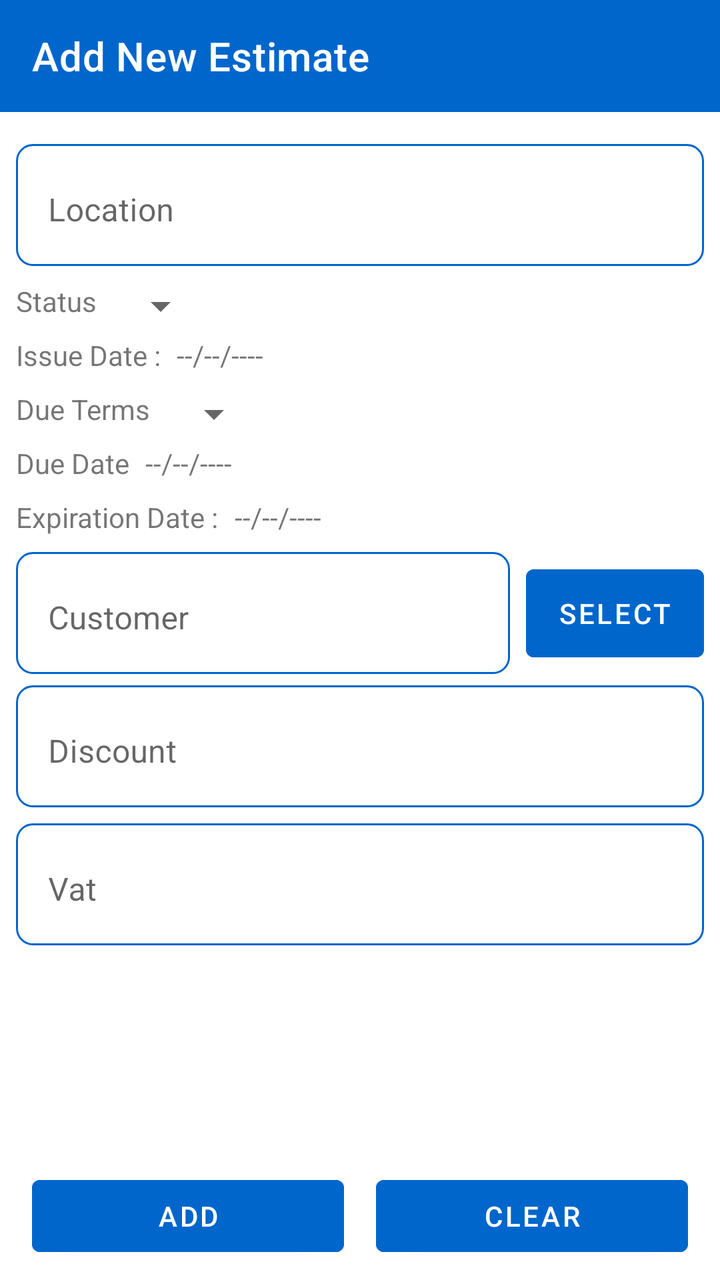
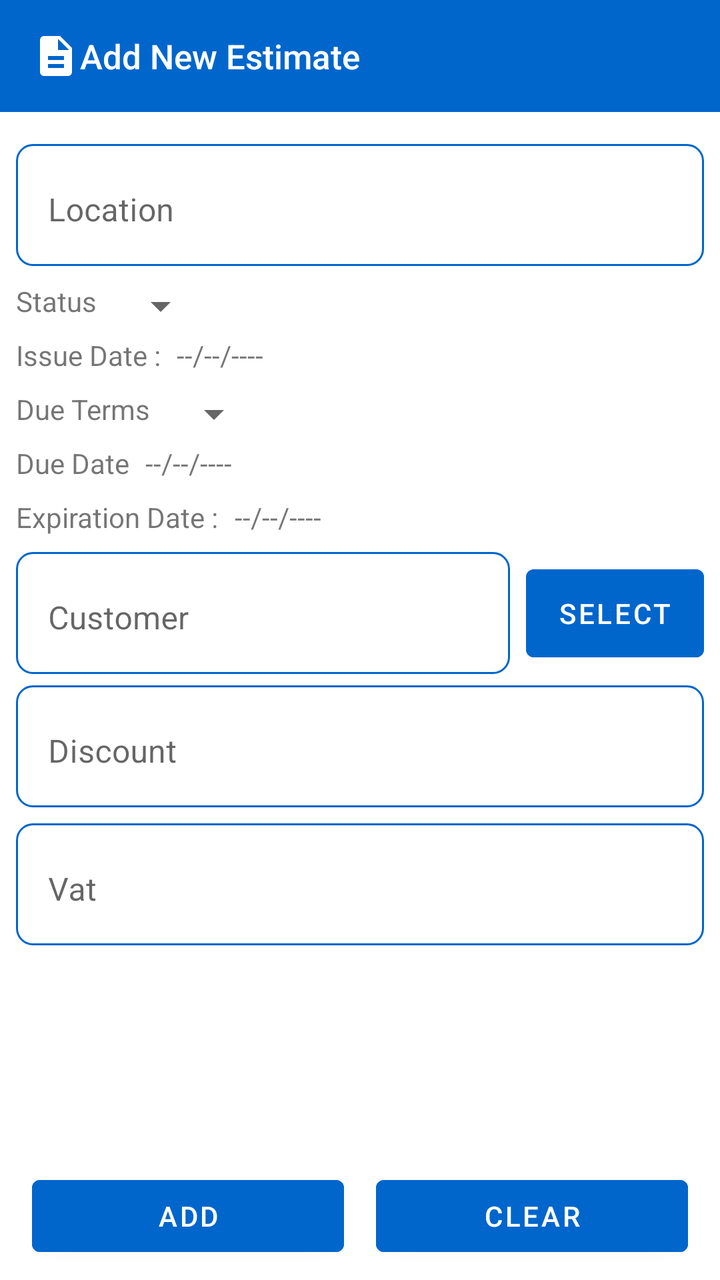

Two renders of the same Android screen: before a commit and after it. Below are the layout's source before the change and the commit's diff.
<!-- AndroidManifest.xml: application theme Theme.MetalConstructionsEstimates -->
<!-- res/layout/activity_add_estimate.xml -->
<?xml version="1.0" encoding="utf-8"?>
<androidx.constraintlayout.widget.ConstraintLayout
    xmlns:android="http://schemas.android.com/apk/res/android"
    xmlns:app="http://schemas.android.com/apk/res-auto"
    android:layout_width="match_parent"
    android:layout_height="match_parent">

    
    <androidx.appcompat.widget.Toolbar
        android:id="@+id/toolbar"
        android:layout_width="0dp"
        android:layout_height="?attr/actionBarSize"
        android:background="#0066cc"
        app:title="@string/addEstimate"
        app:titleTextColor="@android:color/white"
        app:layout_constraintTop_toTopOf="parent"
        app:layout_constraintStart_toStartOf="parent"
        app:layout_constraintEnd_toEndOf="parent"/>

    
    <androidx.core.widget.NestedScrollView
        android:id="@+id/scrollView"
        android:layout_width="0dp"
        android:layout_height="0dp"
        android:fillViewport="true"
        android:scrollbars="vertical"
        app:layout_constraintTop_toBottomOf="@id/toolbar"
        app:layout_constraintBottom_toTopOf="@id/buttonContainer"
        app:layout_constraintStart_toStartOf="parent"
        app:layout_constraintEnd_toEndOf="parent">

        <androidx.constraintlayout.widget.ConstraintLayout
            android:layout_width="match_parent"
            android:layout_height="wrap_content"
            android:paddingTop="16dp"
            android:paddingBottom="16dp">

            
            <com.google.android.material.textfield.TextInputLayout
                android:id="@+id/locationLayout"
                android:layout_width="0dp"
                android:layout_height="wrap_content"
                android:hint="@string/location"
                android:background="@drawable/shape"
                android:layout_marginStart="8dp"
                android:layout_marginEnd="8dp"
                style="@style/Widget.MaterialComponents.TextInputLayout.OutlinedBox"
                app:layout_constraintTop_toTopOf="parent"
                app:layout_constraintStart_toStartOf="parent"
                app:layout_constraintEnd_toEndOf="parent">

                <com.google.android.material.textfield.TextInputEditText
                    android:id="@+id/locationEditText_add_estimate"
                    android:layout_width="match_parent"
                    android:layout_height="wrap_content"
                    android:inputType="text"
                    android:textColor="#1A1A1A"
                    android:textColorHint="#666666"
                    android:background="@android:color/transparent"/>
            </com.google.android.material.textfield.TextInputLayout>

            <TextView
                android:id="@+id/estimate_status_label"
                android:layout_width="wrap_content"
                android:layout_height="wrap_content"
                android:text="@string/status"
                android:layout_marginTop="8dp"
                android:layout_marginStart="8dp"
                app:layout_constraintTop_toBottomOf="@+id/locationLayout"
                app:layout_constraintStart_toStartOf="parent"/>

            <Spinner
                android:id="@+id/estimateStatusSpinner"
                android:layout_width="wrap_content"
                android:layout_height="wrap_content"
                android:layout_marginStart="8dp"
                app:layout_constraintTop_toTopOf="@+id/estimate_status_label"
                app:layout_constraintStart_toEndOf="@+id/estimate_status_label" />

            
            <TextView
                android:id="@+id/issueDateLabel"
                android:layout_width="wrap_content"
                android:layout_height="wrap_content"
                android:text="@string/issueDateLabel"
                android:layout_marginTop="8dp"
                android:layout_marginStart="8dp"
                app:layout_constraintTop_toBottomOf="@+id/estimate_status_label"
                app:layout_constraintStart_toStartOf="parent"/>

            <TextView
                android:id="@+id/issueDateValue"
                android:layout_width="wrap_content"
                android:layout_height="wrap_content"
                android:text="@string/issueDate"
                android:layout_marginStart="8dp"
                app:layout_constraintTop_toTopOf="@id/issueDateLabel"
                app:layout_constraintStart_toEndOf="@id/issueDateLabel"/>

            
            <TextView
                android:id="@+id/dueTermsLabel"
                android:layout_width="wrap_content"
                android:layout_height="wrap_content"
                android:text="@string/dueTerms"
                android:layout_marginTop="8dp"
                android:layout_marginStart="8dp"
                app:layout_constraintTop_toBottomOf="@id/issueDateLabel"
                app:layout_constraintStart_toStartOf="parent"/>

            <Spinner
                android:id="@+id/dueTermsSpinner"
                android:layout_width="wrap_content"
                android:layout_height="wrap_content"
                android:layout_marginStart="8dp"
                app:layout_constraintTop_toTopOf="@id/dueTermsLabel"
                app:layout_constraintStart_toEndOf="@id/dueTermsLabel" />

            
            <TextView
                android:id="@+id/dueDateLabel"
                android:layout_width="wrap_content"
                android:layout_height="wrap_content"
                android:text="@string/dueDateLabel"
                android:layout_marginTop="8dp"
                android:layout_marginStart="8dp"
                app:layout_constraintTop_toBottomOf="@id/dueTermsLabel"
                app:layout_constraintStart_toStartOf="parent"/>

            <TextView
                android:id="@+id/dueDateValue"
                android:layout_width="wrap_content"
                android:layout_height="wrap_content"
                android:text="@string/dueDate"
                android:layout_marginStart="8dp"
                app:layout_constraintTop_toTopOf="@id/dueDateLabel"
                app:layout_constraintStart_toEndOf="@id/dueDateLabel"/>


            
            <TextView
                android:id="@+id/expirationDateLabel"
                android:layout_width="wrap_content"
                android:layout_height="wrap_content"
                android:text="@string/expirationDateLabel"
                android:layout_marginTop="8dp"
                android:layout_marginStart="8dp"
                app:layout_constraintTop_toBottomOf="@+id/dueDateLabel"
                app:layout_constraintStart_toStartOf="parent"/>

            <TextView
                android:id="@+id/expirationDateValue"
                android:layout_width="wrap_content"
                android:layout_height="wrap_content"
                android:text="@string/expirationDate"
                android:layout_marginStart="8dp"
                app:layout_constraintTop_toTopOf="@id/expirationDateLabel"
                app:layout_constraintStart_toEndOf="@id/expirationDateLabel"/>

            <com.google.android.material.textfield.TextInputLayout
                android:id="@+id/customerLayout"
                android:layout_width="0dp"
                android:layout_height="wrap_content"
                android:hint="@string/customer"
                android:background="@drawable/shape"
                android:layout_marginTop="8dp"
                android:layout_marginStart="8dp"
                android:layout_marginEnd="8dp"
                style="@style/Widget.MaterialComponents.TextInputLayout.OutlinedBox"
                app:layout_constraintTop_toBottomOf="@+id/expirationDateLabel"
                app:layout_constraintStart_toStartOf="parent"
                app:layout_constraintEnd_toStartOf="@id/selectCustomerButton_add_estimate">

                <com.google.android.material.textfield.TextInputEditText
                    android:id="@+id/customerEditText_add_estimate"
                    android:layout_width="match_parent"
                    android:layout_height="wrap_content"
                    android:inputType="text"
                    android:textColor="#333333"
                    android:textColorHint="#4A4A4A"
                    android:background="@android:color/transparent"/>
            </com.google.android.material.textfield.TextInputLayout>

            <Button
                android:id="@+id/selectCustomerButton_add_estimate"
                android:layout_width="wrap_content"
                android:layout_height="56dp"
                android:layout_marginStart="8dp"
                android:layout_marginEnd="8dp"
                android:backgroundTint="#0066cc"
                android:text="@string/selectCustomer"
                android:textColor="@android:color/white"
                app:layout_constraintTop_toTopOf="@id/customerLayout"
                app:layout_constraintBottom_toBottomOf="@id/customerLayout"
                app:layout_constraintEnd_toEndOf="parent"/>


            
            <com.google.android.material.textfield.TextInputLayout
                android:id="@+id/discountLayout"
                android:layout_width="0dp"
                android:layout_height="wrap_content"
                android:hint="@string/discount"
                android:background="@drawable/shape"
                android:layout_marginTop="8dp"
                android:layout_marginStart="8dp"
                android:layout_marginEnd="8dp"
                style="@style/Widget.MaterialComponents.TextInputLayout.OutlinedBox"
                app:layout_constraintTop_toBottomOf="@id/selectCustomerButton_add_estimate"
                app:layout_constraintStart_toStartOf="parent"
                app:layout_constraintEnd_toEndOf="parent">

                <com.google.android.material.textfield.TextInputEditText
                    android:id="@+id/discountEditText_add_estimate"
                    android:layout_width="match_parent"
                    android:layout_height="wrap_content"
                    android:inputType="numberDecimal"
                    android:textColor="#333333"
                    android:textColorHint="#4A4A4A"
                    android:background="@android:color/transparent"/>
            </com.google.android.material.textfield.TextInputLayout>

            
            <com.google.android.material.textfield.TextInputLayout
                android:id="@+id/vatLayout"
                android:layout_width="0dp"
                android:layout_height="wrap_content"
                android:hint="@string/vat"
                android:background="@drawable/shape"
                android:layout_marginTop="8dp"
                android:layout_marginStart="8dp"
                android:layout_marginEnd="8dp"
                style="@style/Widget.MaterialComponents.TextInputLayout.OutlinedBox"
                app:layout_constraintTop_toBottomOf="@id/discountLayout"
                app:layout_constraintStart_toStartOf="parent"
                app:layout_constraintEnd_toEndOf="parent">

                <com.google.android.material.textfield.TextInputEditText
                    android:id="@+id/vatEditText_add_estimate"
                    android:layout_width="match_parent"
                    android:layout_height="wrap_content"
                    android:inputType="numberDecimal"
                    android:textColor="#333333"
                    android:textColorHint="#4A4A4A"
                    android:background="@android:color/transparent"/>
            </com.google.android.material.textfield.TextInputLayout>

        </androidx.constraintlayout.widget.ConstraintLayout>
    </androidx.core.widget.NestedScrollView>

    
    <androidx.constraintlayout.widget.ConstraintLayout
        android:id="@+id/buttonContainer"
        android:layout_width="0dp"
        android:layout_height="wrap_content"
        android:padding="8dp"
        app:layout_constraintBottom_toBottomOf="parent"
        app:layout_constraintStart_toStartOf="parent"
        app:layout_constraintEnd_toEndOf="parent">

        <Button
            android:id="@+id/addButton_add_estimate"
            android:layout_width="0dp"
            android:layout_height="wrap_content"
            android:layout_marginStart="8dp"
            android:layout_marginEnd="8dp"
            android:backgroundTint="#0066cc"
            android:text="@string/add"
            android:textColor="@android:color/white"
            app:layout_constraintBottom_toBottomOf="parent"
            app:layout_constraintEnd_toStartOf="@id/clearButton_add_estimate"
            app:layout_constraintStart_toStartOf="parent" />

        <Button
            android:id="@+id/clearButton_add_estimate"
            android:layout_width="0dp"
            android:layout_height="wrap_content"
            android:layout_marginStart="8dp"
            android:layout_marginEnd="8dp"
            android:backgroundTint="#0066cc"
            android:text="@string/clear"
            android:textColor="@android:color/white"
            app:layout_constraintBottom_toBottomOf="parent"
            app:layout_constraintEnd_toEndOf="parent"
            app:layout_constraintStart_toEndOf="@id/addButton_add_estimate" />

    </androidx.constraintlayout.widget.ConstraintLayout>

</androidx.constraintlayout.widget.ConstraintLayout>
<!-- resources referenced by this layout -->
<resources>
  <!-- drawable shape (drawable) -->
  <shape xmlns:android="http://schemas.android.com/apk/res/android"
      android:shape="rectangle">
      <solid android:color="#FFFFFF" />
      
      <stroke
          android:width="1.1dp"
          android:color="#0066cc" /> 
  
      <corners android:radius="8dp" />
  </shape>
  <string name="add">Add</string>
  <string name="addEstimate">Add New Estimate</string>
  <string name="clear">Clear</string>
  <string name="customer">Customer</string>
  <string name="discount">Discount</string>
  <string name="dueDate">--/--/----</string>
  <string name="dueDateLabel">Due Date</string>
  <string name="dueTerms">Due Terms</string>
  <string name="expirationDate">--/--/----</string>
  <string name="expirationDateLabel">Expiration Date :</string>
  <string name="issueDate">--/--/----</string>
  <string name="issueDateLabel">Issue Date :</string>
  <string name="location">Location</string>
  <string name="selectCustomer">Select</string>
  <string name="status">Status</string>
  <string name="vat">Vat</string>
  <style name="Theme.MetalConstructionsEstimates" parent="Theme.MaterialComponents.DayNight.NoActionBar">
      
          <item name="colorPrimary">@color/purple_200</item>
          <item name="colorPrimaryVariant">@color/purple_700</item>
          <item name="colorOnPrimary">@color/black</item>
  
          <item name="colorSecondary">@color/teal_200</item>
          <item name="colorSecondaryVariant">@color/teal_200</item>
          <item name="colorOnSecondary">@color/black</item>
  
          <item name="android:statusBarColor">?attr/colorPrimaryVariant</item>
          <item name="android:windowLightStatusBar">false</item>
  
          
      </style>
  <color name="purple_200">#FFBB86FC</color>
  <color name="purple_700">#FF3700B3</color>
  <color name="black">#FF000000</color>
  <color name="teal_200">#FF03DAC5</color>
</resources>

<!-- the commit's change to res/layout/activity_add_estimate.xml (unified diff, before → after) -->
@@ -11,7 +11,13 @@
         android:layout_width="0dp"
         android:layout_height="?attr/actionBarSize"
         android:background="#0066cc"
+        android:theme="@style/ThemeOverlay.MaterialComponents.Dark.ActionBar"
+        app:popupTheme="@style/ThemeOverlay.AppCompat.DayNight"
         app:title="@string/addEstimate"
+        app:logo="@drawable/ic_toolbar_estimates"
+        app:contentInsetStartWithNavigation="0dp"
+        app:titleMarginStart="10dp"
+        app:titleTextAppearance="@style/ListToolbarTitle"
         app:titleTextColor="@android:color/white"
         app:layout_constraintTop_toTopOf="parent"
         app:layout_constraintStart_toStartOf="parent"
<!-- resource entries referenced after the edit -->
@@ -1,5 +1,16 @@
 <!-- resources referenced by this layout -->
 <resources>
+  <!-- drawable ic_toolbar_estimates (drawable) -->
+  <?xml version="1.0" encoding="utf-8"?>
+  <vector xmlns:android="http://schemas.android.com/apk/res/android"
+      android:width="24dp"
+      android:height="24dp"
+      android:viewportWidth="24"
+      android:viewportHeight="24">
+      <path
+          android:fillColor="#FFFFFFFF"
+          android:pathData="M14,2H6c-1.1,0 -1.99,0.9 -1.99,2L4,20c0,1.1 0.89,2 1.99,2H18c1.1,0 2,-0.9 2,-2V8l-6,-6zM16,18H8v-2h8v2zM16,14H8v-2h8v2zM13,9V3.5L18.5,9H13z" />
+  </vector>
   <!-- drawable shape (drawable) -->
   <shape xmlns:android="http://schemas.android.com/apk/res/android"
       android:shape="rectangle">
@@ -27,6 +38,9 @@
   <string name="selectCustomer">Select</string>
   <string name="status">Status</string>
   <string name="vat">Vat</string>
+  <style name="ListToolbarTitle" parent="TextAppearance.AppCompat.Widget.ActionBar.Title">
+          <item name="android:textSize">@dimen/list_toolbar_title_size</item>
+      </style>
   <style name="Theme.MetalConstructionsEstimates" parent="Theme.MaterialComponents.DayNight.NoActionBar">
       
           <item name="colorPrimary">@color/purple_200</item>
@@ -42,6 +56,7 @@
   
           
       </style>
+  <dimen name="list_toolbar_title_size">17sp</dimen>
   <color name="purple_200">#FFBB86FC</color>
   <color name="purple_700">#FF3700B3</color>
   <color name="black">#FF000000</color>
